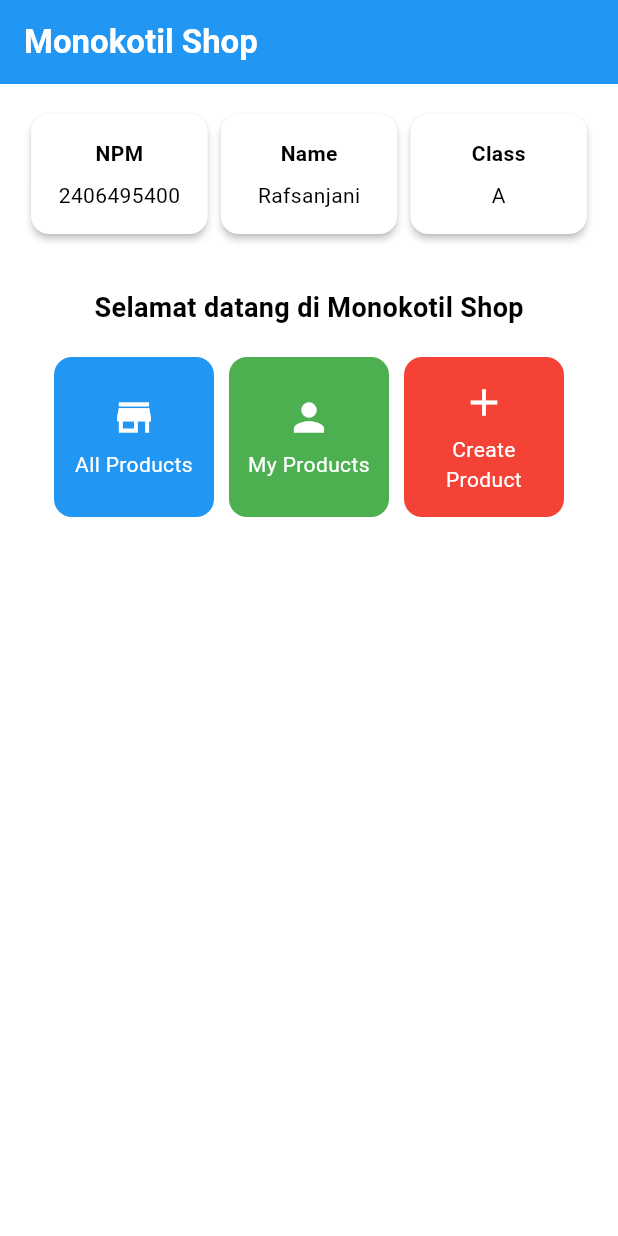
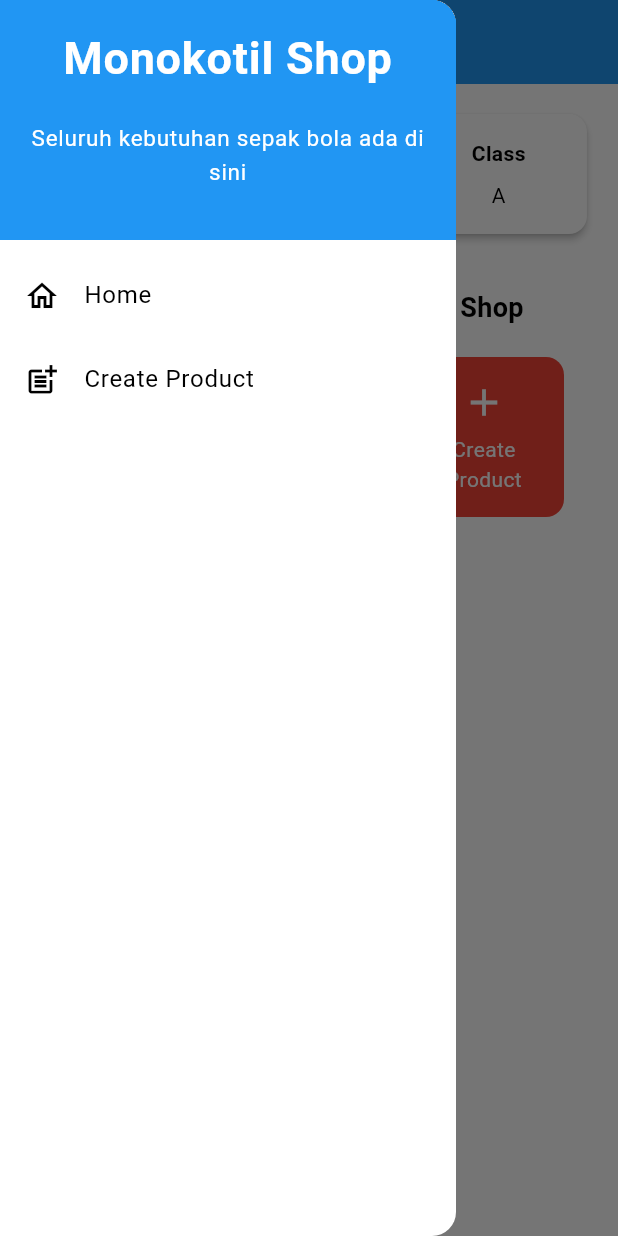
Before and after one commit to Rafsandeylora/Monokotil-Shop-mobile, a Flutter app: the screen it shows after launch, with the side drawer open (before the commit the screen has no drawer), on a phone screen of 412 x 824 dp. Run offline on Flutter 3.47's test engine with Material 3 defaults, Android fonts, the light colour scheme and no system bars.

Commit message:
menyelesaikan aplikasi

```diff
--- a/lib/main.dart
+++ b/lib/main.dart
@@ -1,5 +1,5 @@
 import 'package:flutter/material.dart';
-import 'package:monokotil_shop/menu.dart';
+import 'package:monokotil_shop/screens/menu.dart';
 
 void main() {
   runApp(const MyApp());
@@ -29,9 +29,11 @@
         //
         // This works for code too, not just values: Most code changes can be
         // tested with just a hot reload.
-        colorScheme: ColorScheme.fromSwatch(primarySwatch: Colors.blue).copyWith(secondary: Colors.blueAccent[400]),
+        colorScheme: ColorScheme.fromSwatch(
+          primarySwatch: Colors.blue,
+        ).copyWith(secondary: Colors.blueAccent[400]),
       ),
-      home: MyHomePage(colorScheme: ColorScheme.fromSwatch(primarySwatch: Colors.blue).copyWith(secondary: Colors.blueAccent[400])),
+      home: MyHomePage(),
     );
   }
 }
--- a/lib/menu.dart
+++ b/lib/screens/menu.dart
@@ -1,7 +1,9 @@
 import 'package:flutter/material.dart';
+import 'package:monokotil_shop/widgets/left_drawer.dart';
+import 'package:monokotil_shop/screens/newlist_form.dart';
 
 class MyHomePage extends StatelessWidget {
-  MyHomePage({super.key, required ColorScheme colorScheme}); //sudah ada pada code sebelumnya
+  MyHomePage({super.key}); //sudah ada pada code sebelumnya
 
   final String nama = "Rafsanjani"; //nama
   final String npm = "2406495400"; //npm
@@ -33,6 +35,7 @@
             .colorScheme
             .primary,
       ),
+      drawer:  LeftDrawer(),
       // Body halaman dengan padding di sekelilingnya.
       body: Padding(
         padding: const EdgeInsets.all(16.0),
--- /dev/null
+++ b/lib/widgets/left_drawer.dart
@@ -0,0 +1,64 @@
+import 'package:flutter/material.dart';
+import 'package:monokotil_shop/screens/menu.dart';
+import 'package:monokotil_shop/main.dart';
+import 'package:monokotil_shop/screens/newlist_form.dart';
+
+class LeftDrawer extends StatelessWidget {
+  const LeftDrawer({super.key});
+
+  @override
+  Widget build(BuildContext context) {
+    return Drawer(
+      child: ListView(
+        children: [
+          DrawerHeader(
+            decoration: const BoxDecoration(color: Colors.blue),
+            child: Column(
+              children: [
+                const Text(
+                  'Monokotil Shop',
+                  textAlign: TextAlign.center,
+                  style: TextStyle(
+                    fontSize: 30,
+                    fontWeight: FontWeight.bold,
+                    color: Colors.white,
+                  ),
+                ),
+                const Padding(padding: EdgeInsets.all(10)),
+                const Text(
+                  "Seluruh kebutuhan sepak bola ada di sini",
+                  textAlign: TextAlign.center,
+                  style: TextStyle(
+                    fontSize: 15,
+                    color: Colors.white,
+                    fontWeight: FontWeight.normal,
+                  ),
+                ),
+              ],
+            ),
+          ),
+          ListTile(
+            leading: const Icon(Icons.home_outlined),
+            title: const Text('Home'),
+            onTap: () {
+              Navigator.pushReplacement(
+                context,
+                MaterialPageRoute(builder: (context) => MyHomePage()),
+              );
+            },
+          ),
+          ListTile(
+            leading: const Icon(Icons.post_add),
+            title: const Text('Create Product'),
+            onTap: () {
+              Navigator.pushReplacement(
+                context,
+                MaterialPageRoute(builder: (context) => const ShopFormPage()),
+              );
+            },
+          ),
+        ],
+      ),
+    );
+  }
+}
```
Also changed, not shown: lib/screens/newlist_form.dart (added, +309 -0 lines), lib/widgets/new_card.dart (added, +63 -0 lines).
